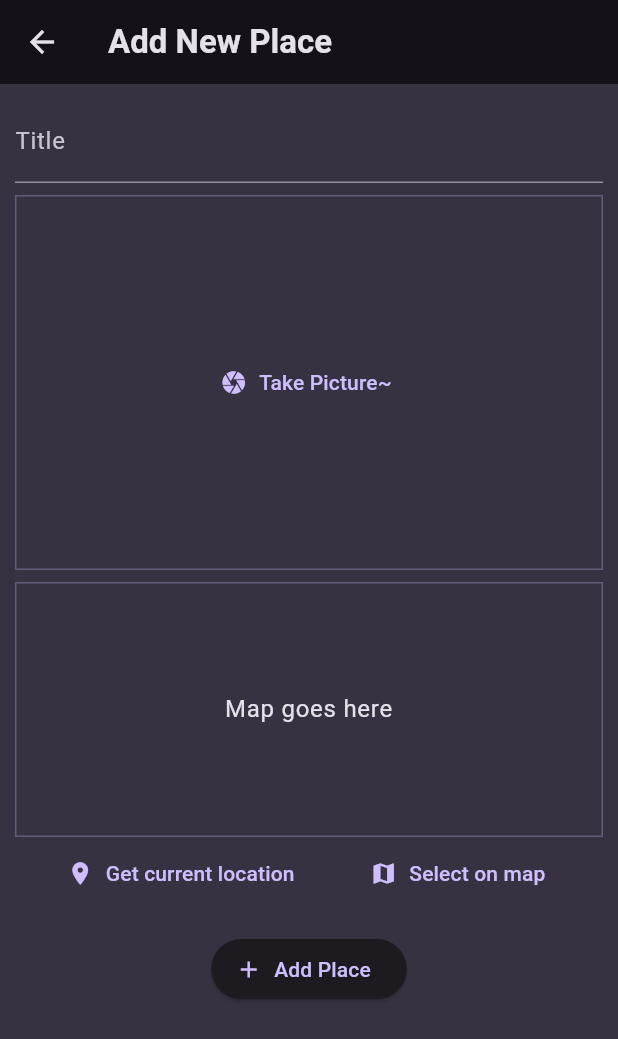
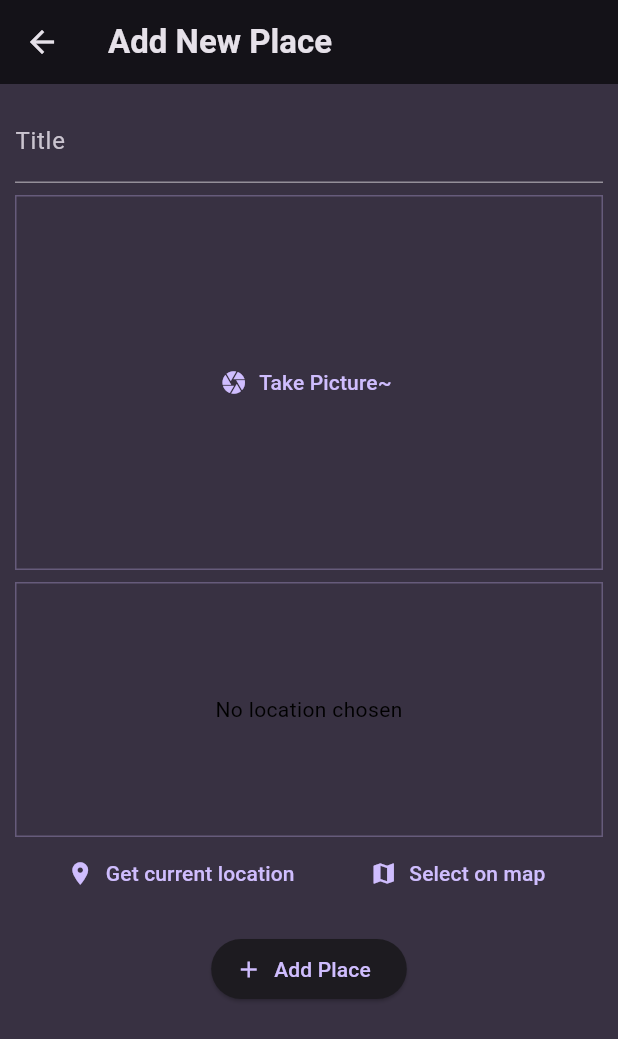
Before and after one commit to junwchoi85/favorite_places_app, a Flutter app: the AddPlaceScreen screen opened directly, on a phone screen of 412 x 824 dp. Shown: the top 1039 px of the screen. Run offline on Flutter 3.47's test engine with Material 3 defaults, Android fonts, the phone set to English and light mode, and no system bars; our stand-ins replace flutter_riverpod, google_fonts, image_picker, location; missing offline and left inert: dart:ffi.

Commit message:
Fetch and preview location

```diff
--- a/lib/models/place.dart
+++ b/lib/models/place.dart
@@ -6,7 +6,6 @@ const uuid = Uuid();
 
 /// A blueprint of the location of a place.
 class PlaceLocation {
-
   final double latitude;
   final double longitude;
   final String address;
@@ -22,7 +21,11 @@ class Place {
   final String id;
   final String title;
   final File image;
-  final PlaceLocation location;
+  // final PlaceLocation location;
 
-  Place({required this.title, required this.image, required this.location}) : id = uuid.v4();
+  Place({
+    required this.title,
+    required this.image
+    // required this.location
+  }) : id = uuid.v4();
 }
--- a/lib/widgets/location_input.dart
+++ b/lib/widgets/location_input.dart
@@ -1,4 +1,5 @@
 import 'dart:convert';
+import 'dart:ffi';
 
 import 'package:flutter/material.dart';
 import 'package:location/location.dart';
@@ -16,6 +17,16 @@ class LocationInput extends StatefulWidget {
 class _LocationInputState extends State<LocationInput> {
   PlaceLocation? _pickedLocation;
   var _isGettingLocation = false;
+
+  String get locationImage {
+    if (_pickedLocation == null) {
+      return '';
+    }
+    final lat = _pickedLocation!.latitude;
+    final lng = _pickedLocation!.longitude;
+
+    return 'https://maps.googleapis.com/maps/api/staticmap?center=$lat,$lng&zoom=16&size=600x300&maptype=roadmap&markers=color:red%7Clabel:A%7C$lat,$lng&key=AIzaSyARECm6iN8vgPcWEmscg4ESP11CXFaFLio';
+  }
 
   /// Get the current location of the user.
   void _getCurrentLocation() async {
@@ -49,7 +60,7 @@ class _LocationInputState extends State<LocationInput> {
     final lat = locationData.latitude;
     final lng = locationData.longitude;
 
-    if(lat == null || lng == null) {
+    if (lat == null || lng == null) {
       return;
     }
 
@@ -78,6 +89,21 @@ class _LocationInputState extends State<LocationInput> {
             color: Theme.of(context).colorScheme.onBackground,
           ),
     );
+
+    if (_pickedLocation != null) {
+      /// Fetch a image through the network.
+      previewContent = Image.network(
+        locationImage,
+        fit: BoxFit.cover,
+        width: double.infinity,
+      );
+    } else {
+      previewContent = const Text(
+        "No location chosen",
+        textAlign: TextAlign.center,
+        style: TextStyle(color: Colors.black),
+      );
+    }
 
     if (_isGettingLocation) {
       previewContent = const CircularProgressIndicator();
```
